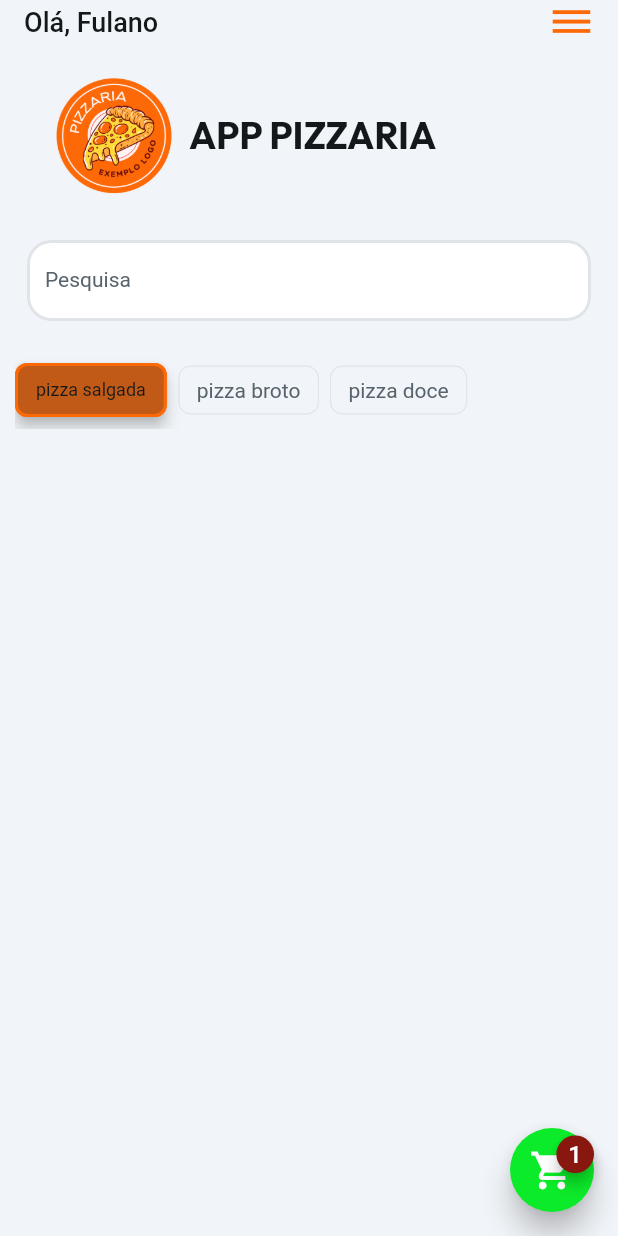
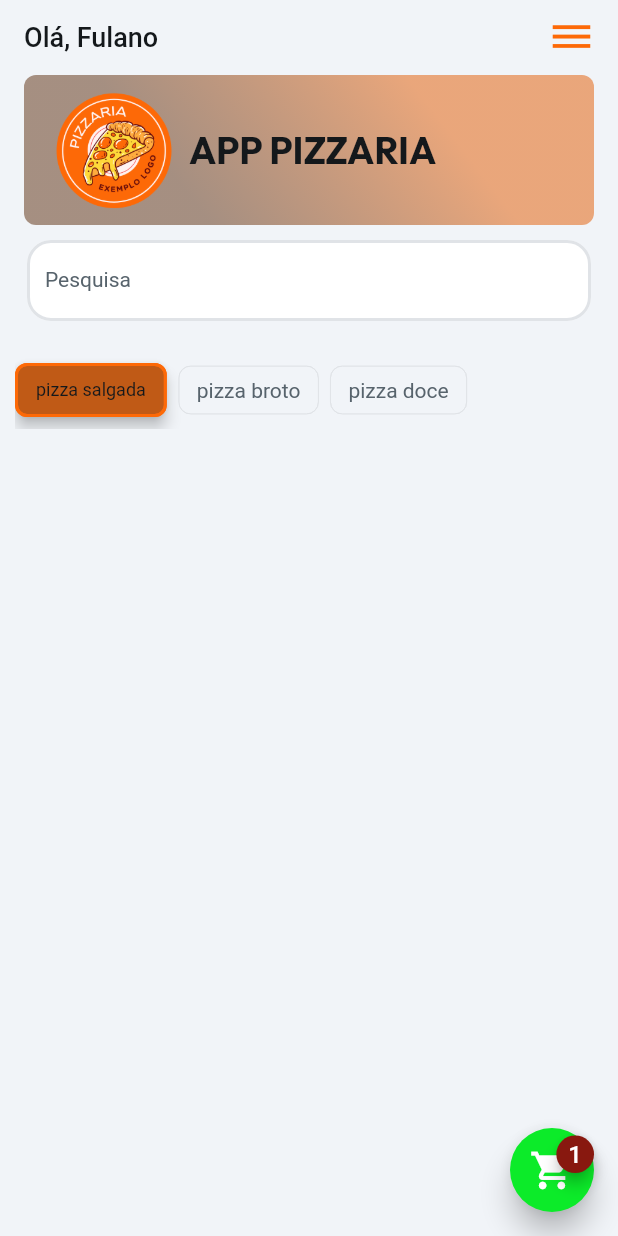
Before and after one commit to diegosilvaadv/pizzaria, a Flutter app: the HomepageWidget screen opened directly, on a phone screen of 412 x 824 dp. Run offline on Flutter 3.47's test engine with Material 2 defaults, Android fonts, the phone set to English and light mode, and no system bars; drawn by our look-alikes of badges; our stand-ins replace auto_size_text, cloud_firestore, dropdown_button2, easy_debounce, firebase_auth, firebase_core and 12 more; missing offline and left inert: json_path; accounts and stored records are empty; network calls fail; Roboto replaces fonts that are missing (Readex Pro).

Commit message:
Updating to latest FlutterFlow output.

```diff
--- a/lib/homepage/homepage_widget.dart
+++ b/lib/homepage/homepage_widget.dart
@@ -301,7 +301,10 @@ class _HomepageWidgetState extends State<HomepageWidget>
                 title: Column(
                   mainAxisSize: MainAxisSize.max,
                   children: [
-                    StreamBuilder<List<UsersRecord>>(
+                    Padding(
+                      padding:
+                          const EdgeInsetsDirectional.fromSTEB(0.0, 10.0, 0.0, 0.0),
+                      child: StreamBuilder<List<UsersRecord>>(
                         stream: queryUsersRecord(
                           queryBuilder: (usersRecord) => usersRecord.where(
                             'uid',
@@ -358,14 +361,6 @@ class _HomepageWidgetState extends State<HomepageWidget>
                                     hoverColor: Colors.transparent,
                                     highlightColor: Colors.transparent,
                                     onTap: () async {
-                                    if (animationsMap[
-                                            'containerOnActionTriggerAnimation'] !=
-                                        null) {
-                                      await animationsMap[
-                                              'containerOnActionTriggerAnimation']!
-                                          .controller
-                                          .forward(from: 0.0);
-                                    }
                                       scaffoldKey.currentState!.openDrawer();
                                     },
                                     child: const Icon(
@@ -380,7 +375,23 @@ class _HomepageWidgetState extends State<HomepageWidget>
                           );
                         },
                       ),
+                    ),
                     Padding(
+                      padding:
+                          const EdgeInsetsDirectional.fromSTEB(0.0, 10.0, 0.0, 0.0),
+                      child: Container(
+                        width: double.infinity,
+                        height: 100.0,
+                        decoration: BoxDecoration(
+                          gradient: const LinearGradient(
+                            colors: [Color(0x93E46D1F), Color(0x86613416)],
+                            stops: [0.0, 1.0],
+                            begin: AlignmentDirectional(0.34, -1.0),
+                            end: AlignmentDirectional(-0.34, 1.0),
+                          ),
+                          borderRadius: BorderRadius.circular(8.0),
+                        ),
+                        child: Padding(
                           padding: const EdgeInsetsDirectional.fromSTEB(
                               10.0, 10.0, 10.0, 10.0),
                           child: Row(
@@ -406,6 +417,8 @@ class _HomepageWidgetState extends State<HomepageWidget>
                                     ),
                               ),
                             ],
+                          ),
+                        ),
                       ),
                     ),
                   ],
```
Lines whose indentation alone changed are shown as unchanged.
